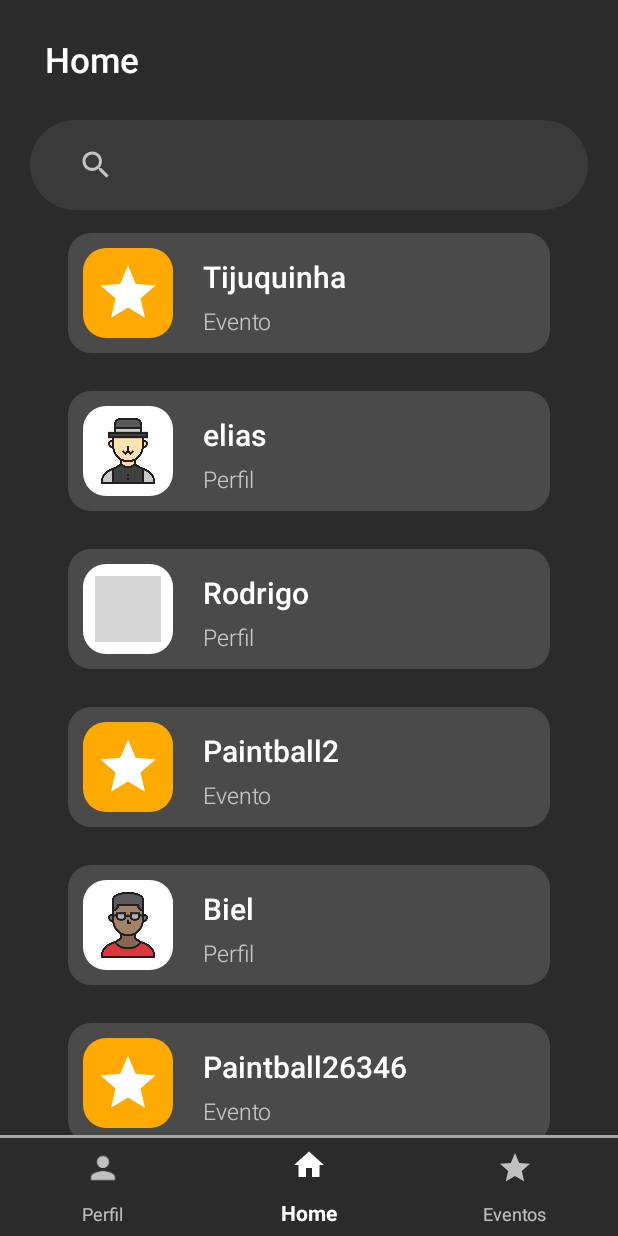
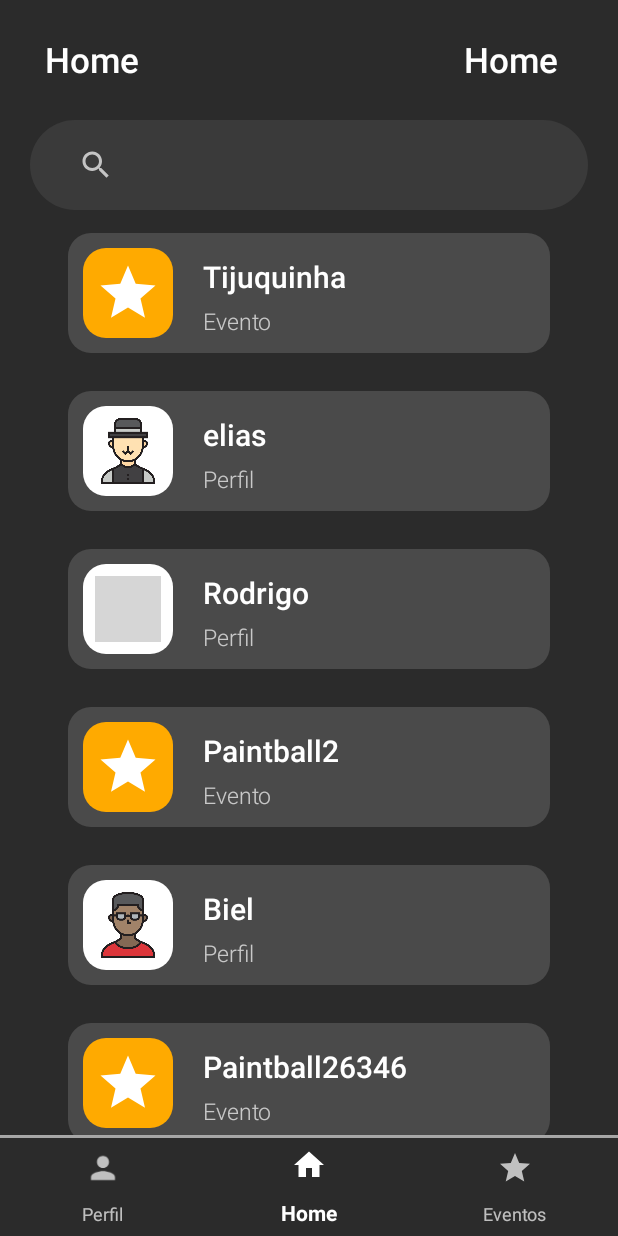
Before and after one commit to InfnetDAPB2020T1/rep, an Android app: the HomeFragment screen opened directly, with no data from a screen before it, on a phone screen of 412 x 824 dp. Run offline under Robolectric (Android 15) with nearby library versions, the phone set to English and light mode, and no system bars; our stand-ins replace Firebase (no records; nobody signed in at launch, a user with empty details on screens opened directly), Room's generated code, navigation-ui; network calls fail; grey boxes are pictures that could not be loaded.

Commit message:
commit N2

```diff
--- a/app/build.gradle
+++ b/app/build.gradle
@@ -62,8 +62,8 @@ dependencies {
     implementation 'androidx.navigation:navigation-fragment:2.2.1'
     implementation 'androidx.navigation:navigation-ui:2.2.1'
     implementation 'androidx.lifecycle:lifecycle-extensions:2.2.0'
-    implementation 'com.google.firebase:firebase-auth:16.0.5'
-    implementation 'com.google.firebase:firebase-firestore:17.1.2'
+    implementation 'com.google.firebase:firebase-auth:19.3.1'
+    implementation 'com.google.firebase:firebase-firestore:21.4.3'
     testImplementation 'junit:junit:4.12'
     androidTestImplementation 'androidx.test.ext:junit:1.1.1'
     androidTestImplementation 'androidx.test.espresso:espresso-core:3.2.0'
@@ -80,4 +80,9 @@ dependencies {
 
     testImplementation "androidx.room:room-testing:$room_version"
     implementation 'com.google.android.material:material:1.1.0'
+
+    implementation 'com.squareup.retrofit2:retrofit:2.9.0'
+    implementation 'com.squareup.retrofit2:converter-gson:2.9.0'
+
+
 }
--- a/app/src/main/AndroidManifest.xml
+++ b/app/src/main/AndroidManifest.xml
@@ -2,7 +2,10 @@
 <manifest xmlns:android="http://schemas.android.com/apk/res/android"
     package="com.example.projpaint3">
 
+    <uses-permission android:name="android.permission.INTERNET"/>
+
     <application
+
         android:allowBackup="true"
         android:icon="@mipmap/ic_launcher"
         android:label="@string/app_name"
--- /dev/null
+++ b/app/src/main/java/com/example/projpaint3/API/ApiClient.kt
@@ -0,0 +1,21 @@
+package com.example.projpaint3.API
+
+import retrofit2.Retrofit
+import retrofit2.converter.gson.GsonConverterFactory
+
+object ApiClient {
+    private var instance : Retrofit? = null
+    private val url : String = "https://api.hgbrasil.com/"
+    private fun getInstance(): Retrofit {
+        if (instance == null){
+            instance = Retrofit.Builder()
+                .baseUrl(url)
+                .addConverterFactory(GsonConverterFactory.create())
+                .build()
+        }
+        return instance as Retrofit
+    }
+
+    fun getClimaService() : ClimaService
+            = getInstance().create(ClimaService::class.java)
+}
--- /dev/null
+++ b/app/src/main/java/com/example/projpaint3/API/ClimaService.kt
@@ -0,0 +1,16 @@
+package com.example.projpaint3.API
+
+import com.example.projpaint3.Model.Clima
+import retrofit2.Call
+import retrofit2.http.GET
+import retrofit2.http.Path
+
+interface ClimaService {
+
+    @GET("weather?key=a4e90a3a&city_name=Rio%20de%20Janeiro,RJ")
+    fun getRJ(): Call<Clima>
+
+    @GET("{id}")
+    fun showRJ(@Path("id") id: String): Call<Clima>
+
+}
--- a/app/src/main/java/com/example/projpaint3/FragmentsApp/HomeFragment.kt
+++ b/app/src/main/java/com/example/projpaint3/FragmentsApp/HomeFragment.kt
@@ -11,8 +11,10 @@ import android.widget.Toast
 import androidx.lifecycle.ViewModelProviders
 import androidx.recyclerview.widget.LinearLayoutManager
 import androidx.recyclerview.widget.RecyclerView
+import com.example.projpaint3.API.ApiClient
 import com.example.projpaint3.ExibirEventoActivity
 import com.example.projpaint3.ExibirUsuarioActivity
+import com.example.projpaint3.Model.Clima
 import com.example.projpaint3.Model.Evento
 import com.example.projpaint3.Model.Usuario
 
@@ -24,6 +26,9 @@ import com.google.firebase.firestore.FirebaseFirestore
 import kotlinx.android.synthetic.main.card_view_entidade.view.*
 import kotlinx.android.synthetic.main.card_view_evento.view.*
 import kotlinx.android.synthetic.main.fragment_home.*
+import retrofit2.Call
+import retrofit2.Callback
+import retrofit2.Response
 import java.sql.Timestamp
 import java.text.SimpleDateFormat
 import java.time.Instant
@@ -49,6 +54,24 @@ class HomeFragment : Fragment() {
 
     override fun onViewCreated(view: View, savedInstanceState: Bundle?) {
         super.onViewCreated(view, savedInstanceState)
+
+        ApiClient.getClimaService().getRJ(
+        ).enqueue(
+            object : Callback<Clima> {
+                override fun onFailure(call: Call<Clima>, t: Throwable) {
+
+                }
+
+                override fun onResponse(call: Call<Clima>, response: Response<Clima>)
+                {
+                    val clima = response.body()
+                    txt_temp.setText("${clima?.results!!.temp.toString()}°")
+                }
+            })
+
+
+
+
         var firebaseAuth = FirebaseAuth.getInstance()
         firebaseAuth.currentUser
         Toast.makeText(context, firebaseAuth.currentUser!!.email.toString(), Toast.LENGTH_SHORT)
--- /dev/null
+++ b/app/src/main/java/com/example/projpaint3/Model/Clima.kt
@@ -0,0 +1,5 @@
+package com.example.projpaint3.Model
+
+class Clima(
+    var results : results? = null
+)
--- /dev/null
+++ b/app/src/main/java/com/example/projpaint3/Model/results.kt
@@ -0,0 +1,5 @@
+package com.example.projpaint3.Model
+
+class results (
+    var temp : Int? = null
+)
--- a/app/src/main/res/layout/fragment_home.xml
+++ b/app/src/main/res/layout/fragment_home.xml
@@ -8,19 +8,42 @@
 
 
 
-    <TextView
+    <RelativeLayout
         android:id="@+id/textView2"
         android:layout_width="match_parent"
         android:layout_height="80dp"
         android:layout_alignParentTop="true"
+        android:background="@color/colorBack1">
+
+        <TextView
+            android:layout_width="wrap_content"
+            android:layout_height="80dp"
+            android:layout_alignParentTop="true"
             android:background="@color/colorBack1"
             android:gravity="center_vertical"
-        android:paddingLeft="30dp"
+            android:paddingStart="30dp"
             android:fontFamily="sans-serif-light"
             android:text="Home"
             android:textColor="@android:color/white"
             android:textSize="23sp"
             android:textStyle="bold" />
+
+        <TextView
+            android:id="@+id/txt_temp"
+            android:layout_width="wrap_content"
+            android:layout_height="80dp"
+            android:layout_alignParentTop="true"
+            android:layout_alignParentEnd="true"
+            android:background="@color/colorBack1"
+            android:gravity="center_vertical"
+            android:paddingEnd="40dp"
+            android:fontFamily="sans-serif-light"
+            android:text="Home"
+            android:textColor="@android:color/white"
+            android:textSize="23sp"
+            android:textStyle="bold" />
+
+    </RelativeLayout>
 
     <SearchView
         android:id="@+id/search_view_home"
```
Also changed, not shown: app/src/main/java/com/example/projpaint3/FragmentsInicial/LoginFragment.kt (+27 -1 lines). Lines whose indentation alone changed are shown as unchanged.
